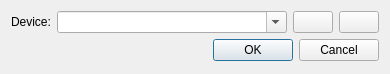
Before: the Qt Designer form src/cmplayer/ui/opendvddialog.ui in bylee20/bomi, drawn with Qt 5.
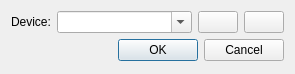
After: the same form once the commit is applied. Icons and pictures are not drawn. Custom widgets are drawn as their Qt base class.

What changed in the file:
```diff
--- a/src/cmplayer/ui/opendvddialog.ui
+++ b/src/cmplayer/ui/opendvddialog.ui
@@ -6,7 +6,7 @@
    <rect>
     <x>0</x>
     <y>0</y>
-    <width>390</width>
+    <width>295</width>
     <height>74</height>
    </rect>
   </property>
```
Left out of the diff: 10 changed lines with no effect on the pictures.
